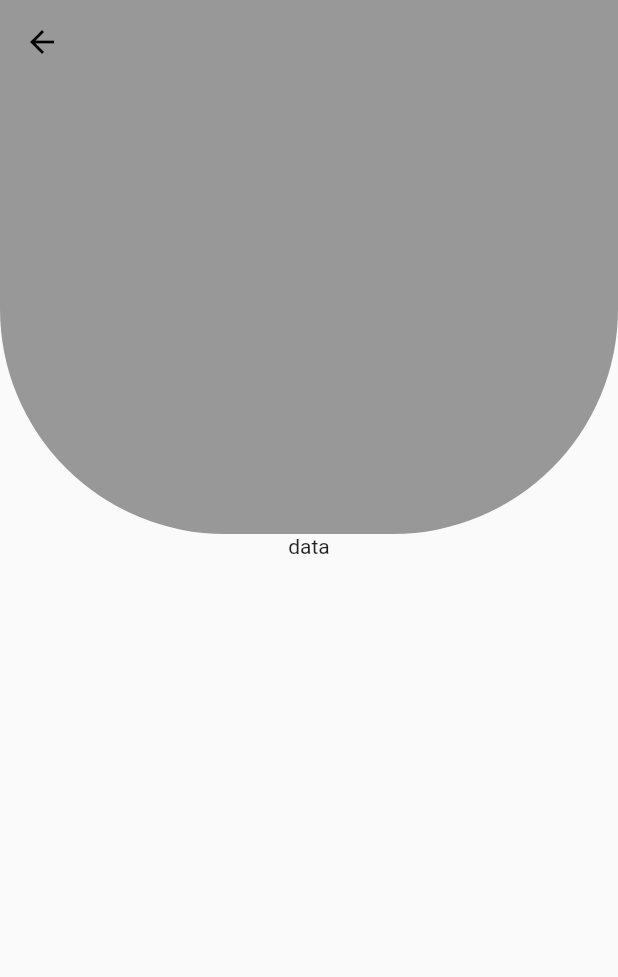
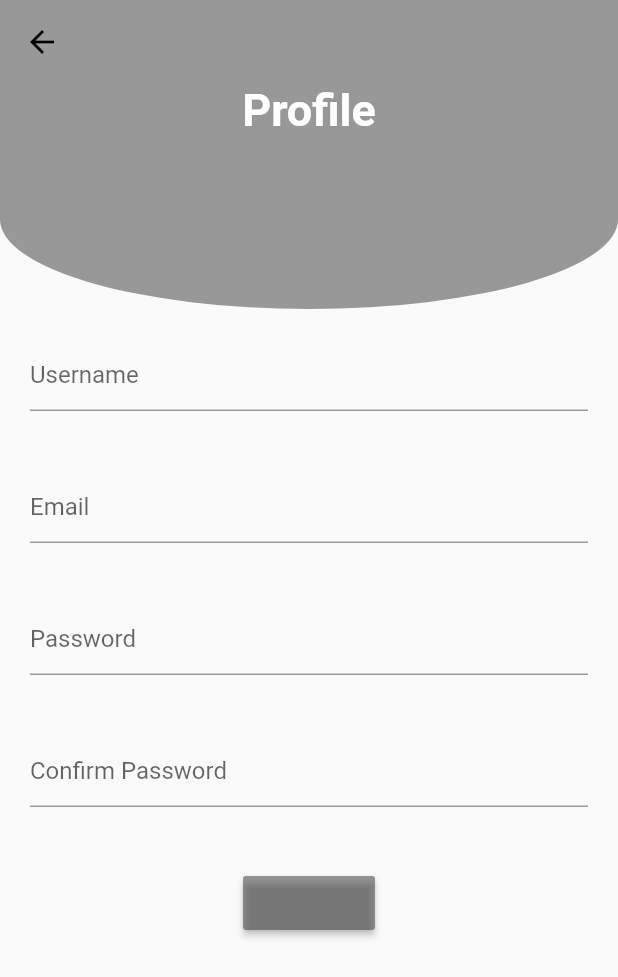
Before and after one commit to aliahsan786/ProfilePage, a Flutter app: the screen it shows after launch, on a phone screen of 412 x 824 dp. Shown: the top 977 px of the screen. Run offline on Flutter 3.47's test engine with Material 2 defaults, Android fonts, the phone set to English and light mode, and no system bars.

Commit message:
Textfileds
I have add text areas to add text and comment the picture for now to complete the other one...

```diff
--- a/uipractice/lib/main.dart
+++ b/uipractice/lib/main.dart
@@ -45,41 +45,91 @@ class _MyHomePageState extends State<MyHomePage> {
       body: Container(
         width: MediaQuery.of(context).size.width,
         height: MediaQuery.of(context).size.height,
+        child: SingleChildScrollView(
           child: Column(
             children: [
               Container(
-              width: MediaQuery.of(context).size.width + 10,
-              height: 300,
-
+                width: MediaQuery.of(context).size.width + 200,
+                height: 150,
                 decoration: BoxDecoration(
                   color: Color.fromRGBO(54, 54, 56, 0.5),
                   shape: BoxShape.rectangle,
                   borderRadius: BorderRadius.vertical(
-                  bottom: Radius.circular(150.0),
+                    bottom: Radius.elliptical(7050, 2050),
                   ),
                 ),
-
-              // child: Stack(
+                child: Container(
+                  child: Align(
+                    alignment: Alignment.topCenter,
+                    child: Text(
+                      'Profile',
+                      style: TextStyle(
+                        fontSize: 30,
+                        fontWeight: FontWeight.w600,
+                        color: Colors.white,
+                      ),
+                    ),
+                  ),
+                  // Container(
+                  //     width: 100,
+                  //     height: 100,
+                  //     child: Image.asset(
+                  //       'images/c1.png',
+                  //     )),
+                ),
+              ),
+              // Stack(
               //   children: [
-              //     Text(
-              //       'Profile',
-              //       style: TextStyle(
-              //         fontSize: 30,
-              //         fontWeight: FontWeight.w600,
-              //         color: Colors.white,
-              //       ),
+              //     CircleAvatar(
+              //       radius: 70,
+              //       backgroundImage: ExactAssetImage('images/c1.png'),
               //     ),
-              //     // Container(
-              //     //     width: 100,
-              //     //     height: 100,
-              //     //     child: Image.asset(
-              //     //       'images/c1.png',
-              //     //     )),
               //   ],
               // ),
+              Column(
+                children: [
+                  Container(
+                    padding: const EdgeInsets.all(20.0),
+                    child: TextField(
+                      decoration: InputDecoration(
+                        hintText: 'Username',
                       ),
-            Expanded(child: Text('data'))
+                    ),
+                  ),
+                  Container(
+                    padding: const EdgeInsets.all(20.0),
+                    child: TextField(
+                      decoration: InputDecoration(
+                        hintText: 'Email',
+                      ),
+                    ),
+                  ),
+                  Container(
+                    padding: const EdgeInsets.all(20.0),
+                    child: TextField(
+                      decoration: InputDecoration(
+                        hintText: 'Password',
+                      ),
+                    ),
+                  ),
+                  Container(
+                    padding: const EdgeInsets.all(20.0),
+                    child: TextField(
+                      decoration: InputDecoration(
+                        hintText: 'Confirm Password',
+                      ),
+                    ),
+                  ),
+                  Container(
+                      padding: const EdgeInsets.all(20.0),
+                      child: MaterialButton(
+                        onPressed: () {},
+                        color: Color.fromRGBO(54, 54, 56, 0.5),
+                      )),
                 ],
+              )
+            ],
+          ),
         ),
       ),
     );
```
Also changed, not shown: uipractice/images/c1.png, uipractice/images/c2.png (added), uipractice/images/c3.png (deleted). Lines whose indentation alone changed are shown as unchanged.
